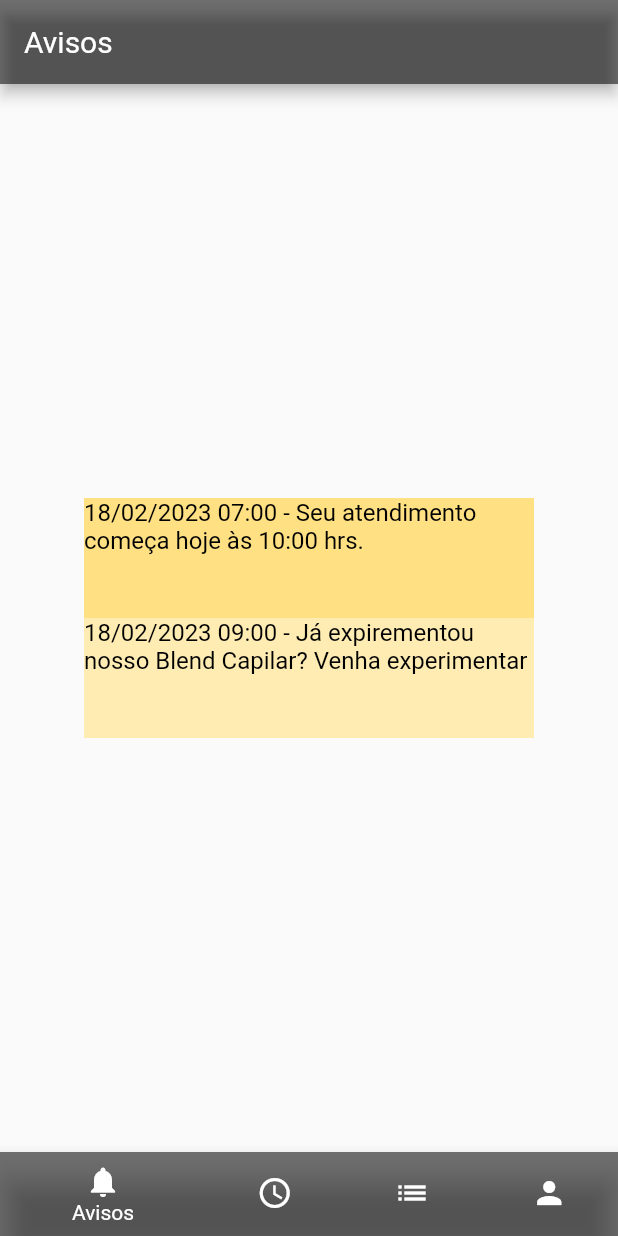
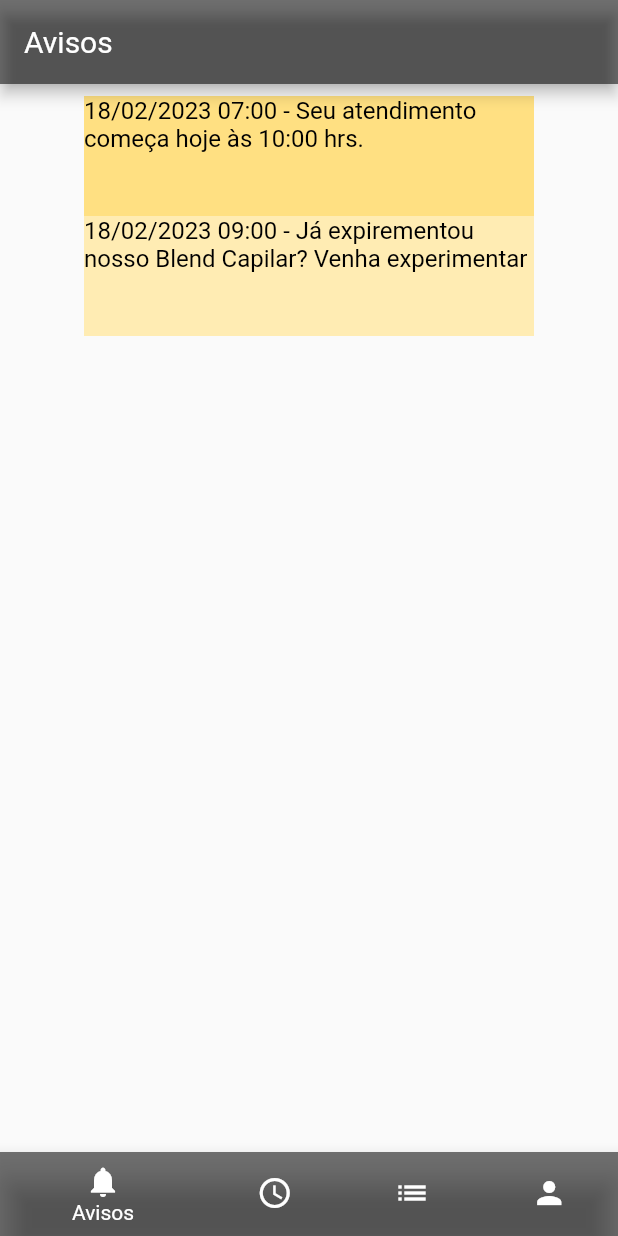
Before and after one commit to KevynSantos/barber_shop_freestyle, a Flutter app: the MyStatefulWidget screen opened directly, on a phone screen of 412 x 824 dp. Run offline on Flutter 3.47's test engine with Material 2 defaults, Android fonts, the phone set to English and light mode, and no system bars; our stand-ins replace camera, flutter_bloc, flutter_secure_storage, mask_text_input_formatter; accounts and stored records are empty; Roboto replaces fonts that are missing (Arial).

Commit message:
Corrigindo bug após login na aba de avisos da home

```diff
--- a/lib/fields/NavigatiorBar.dart
+++ b/lib/fields/NavigatiorBar.dart
@@ -114,13 +114,10 @@ class _MyStatefulWidgetState extends State<MyStatefulWidget> {
   final BuildContext ancestral;
   _MyStatefulWidgetState(this.ancestral)
   {
-    object =  Center(
-      child: SingleChildScrollView(
-        reverse: true,
-        padding: EdgeInsets.all(32),
-        child:
-        ListView(children: [getSimulationInformations(0,this.ancestral)],shrinkWrap: true,),
-      ),
+    object =  SingleChildScrollView(
+      scrollDirection: Axis.vertical,
+      child:
+      ListView(children: [getSimulationInformations(0,this.ancestral)],shrinkWrap: true,padding: const EdgeInsets.all(8)),
     );
   }
 
```
